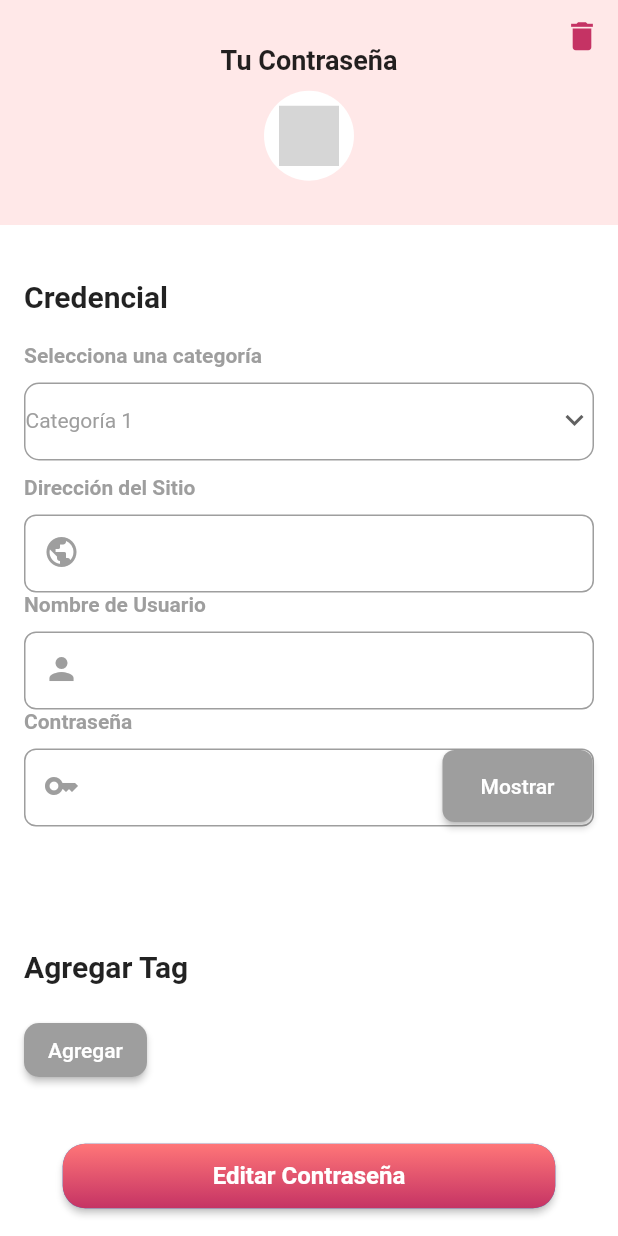
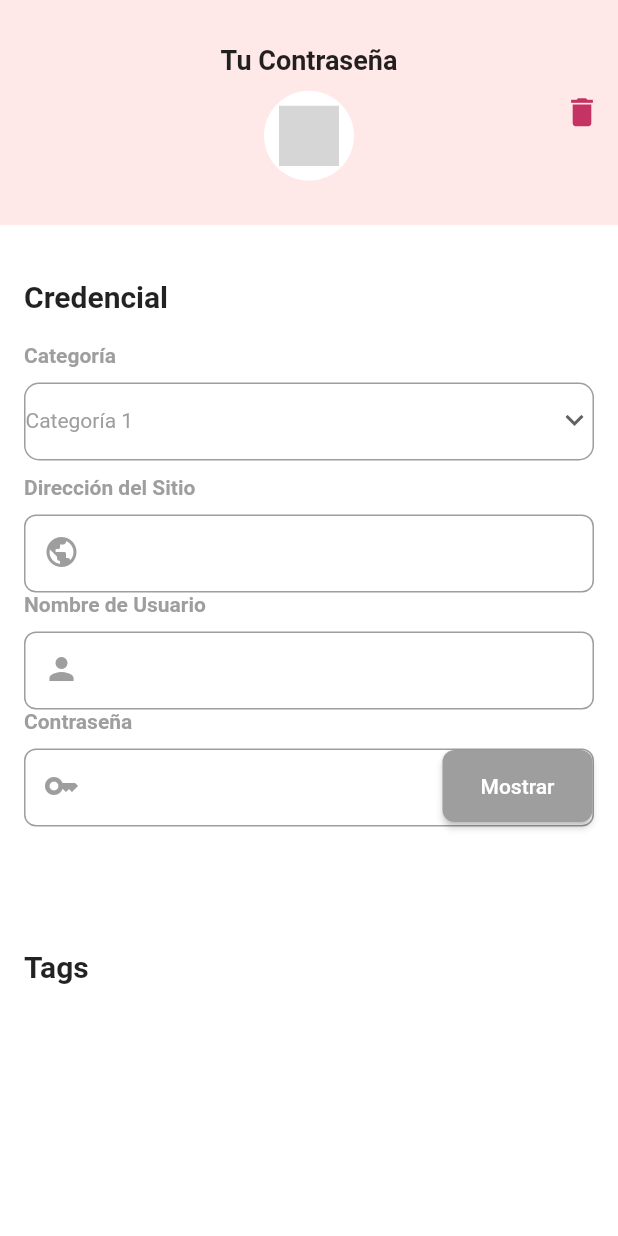
Before and after one commit to GEnriqueGT/encryption_flutter, a Flutter app: the PasswordPreviewScreen screen opened directly with empty values, on a phone screen of 412 x 824 dp. Run offline on Flutter 3.47's test engine with Material 2 defaults, Android fonts, the phone set to English and light mode, and no system bars; our stand-ins replace cloud_firestore, dio, equatable, firebase_auth, firebase_core, flutter_bloc and 3 more; accounts and stored records are empty; network calls fail; Roboto replaces fonts that are missing (DM Sans); grey boxes are pictures that could not be loaded.

Commit message:
agregado modo de no edicion

```diff
--- a/lib/common/widgets/custom_text_field.dart
+++ b/lib/common/widgets/custom_text_field.dart
@@ -6,6 +6,7 @@ class CustomTextField extends StatefulWidget {
   final bool obscureText;
   final TextEditingController controller;
   final IconData? icon;
+  final bool editable;
 
   const CustomTextField({
     Key? key,
@@ -13,6 +14,7 @@ class CustomTextField extends StatefulWidget {
     this.obscureText = false,
     required this.controller,
     this.icon,
+    this.editable = true,
   }) : super(key: key);
 
   @override
@@ -62,6 +64,7 @@ class _CustomTextFieldState extends State<CustomTextField> {
               controller: widget.controller,
               obscureText: _obscureText,
               focusNode: _focusNode,
+              readOnly: !widget.editable,
               decoration: InputDecoration(
                 contentPadding: const EdgeInsets.only(bottom: 10, left: 10),
                 focusedBorder: OutlineInputBorder(
--- a/lib/password-preview/widget/password_preview_body.dart
+++ b/lib/password-preview/widget/password_preview_body.dart
@@ -23,6 +23,7 @@ class _PasswordPreviewBodyState extends State<PasswordPreviewBody> {
   late PasswordComplete passwordInfo;
   late PasswordPreviewBloc passwordPreviewBloc;
   late ToastContext toastContext;
+  late bool editable;
 
   @override
   void initState() {
@@ -38,6 +39,7 @@ class _PasswordPreviewBodyState extends State<PasswordPreviewBody> {
     passwordPreviewBloc.add(RequestPassword(widget.passwordId));
     toastContext = ToastContext();
     toastContext.init(context);
+    editable = false;
   }
 
   @override
@@ -62,7 +64,7 @@ class _PasswordPreviewBodyState extends State<PasswordPreviewBody> {
             child: Stack(
               children: [
                 Align(
-                  alignment: Alignment.topRight,
+                  alignment: Alignment.centerRight,
                   child: IconButton(
                     onPressed: () {
                       showDeleteDialog(context);
@@ -132,11 +134,10 @@ class _PasswordPreviewBodyState extends State<PasswordPreviewBody> {
                   ),
                 ),
                 CustomDropdown(
-                  label: 'Selecciona una categoría',
+                  label: 'Categoría',
                   value: 'Categoría 1',
                   items: ['Categoría 1', 'Categoría 2', 'Categoría 3'],
-                  onChanged: (newValue) {
-                  },
+                  onChanged: (newValue) {},
                 ),
                 const SizedBox(
                   height: 10,
@@ -145,17 +146,22 @@ class _PasswordPreviewBodyState extends State<PasswordPreviewBody> {
                   label: 'Dirección del Sitio',
                   controller: TextEditingController(text: passwordInfo.site),
                   icon: Icons.public,
+                  editable: editable,
                 ),
                 CustomTextField(
                   label: 'Nombre de Usuario',
-                  controller: TextEditingController(text: passwordInfo.username),
+                  controller:
+                      TextEditingController(text: passwordInfo.username),
                   icon: Icons.person,
+                  editable: editable,
                 ),
                 CustomTextField(
                   label: 'Contraseña',
                   obscureText: true,
-                  controller: TextEditingController(text: passwordInfo.password),
+                  controller:
+                      TextEditingController(text: passwordInfo.password),
                   icon: Icons.key,
+                  editable: editable,
                 ),
               ],
             ),
@@ -173,7 +179,7 @@ class _PasswordPreviewBodyState extends State<PasswordPreviewBody> {
                 const Padding(
                   padding: EdgeInsets.symmetric(vertical: 20.0),
                   child: Text(
-                    'Agregar Tag',
+                    'Tags',
                     style: TextStyle(
                       fontFamily: 'DM Sans',
                       fontWeight: FontWeight.bold,
@@ -202,9 +208,9 @@ class _PasswordPreviewBodyState extends State<PasswordPreviewBody> {
                           ),
                         ),
                       ),
+                    if (editable)
                       ElevatedButton(
-                      onPressed: () {
-                      },
+                        onPressed: () {},
                         style: ElevatedButton.styleFrom(
                           backgroundColor: Colors.grey,
                           shape: RoundedRectangleBorder(
@@ -219,13 +225,12 @@ class _PasswordPreviewBodyState extends State<PasswordPreviewBody> {
             ),
           ),
           const SizedBox(height: 20),
+          if (editable)
             Expanded(
               child: Align(
                 alignment: Alignment.bottomCenter,
                 child: ElevatedButton(
-                onPressed: () {
-
-                },
+                  onPressed: () {},
                   style: ElevatedButton.styleFrom(
                     padding: EdgeInsets.zero,
                     shape: RoundedRectangleBorder(
@@ -241,8 +246,8 @@ class _PasswordPreviewBodyState extends State<PasswordPreviewBody> {
                       ),
                       borderRadius: BorderRadius.circular(15.0),
                     ),
-                  padding:
-                  const EdgeInsets.symmetric(vertical: 12.0, horizontal: 100.0),
+                    padding: const EdgeInsets.symmetric(
+                        vertical: 12.0, horizontal: 100.0),
                     child: const Text(
                       'Editar Contraseña',
                       style: TextStyle(
```
Lines whose indentation alone changed are shown as unchanged.
